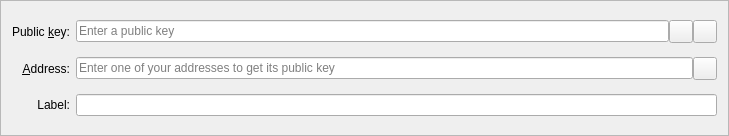
Before: the Qt Designer form src/qt/forms/multisigaddressentry.ui in bonpekao/bonpekao, drawn with Qt 5.
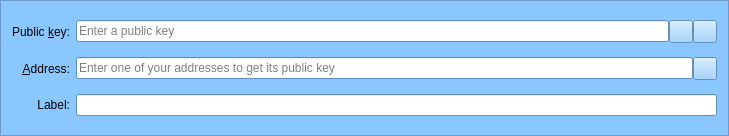
After: the same form once the commit is applied. Icons and pictures are not drawn. Custom widgets are drawn as their Qt base class.

Patch:
```diff
--- a/src/qt/forms/multisigaddressentry.ui
+++ b/src/qt/forms/multisigaddressentry.ui
@@ -10,6 +10,421 @@
     <height>136</height>
    </rect>
   </property>
+  <property name="palette">
+   <palette>
+    <active>
+     <colorrole role="WindowText">
+      <brush brushstyle="SolidPattern">
+       <color alpha="255">
+        <red>0</red>
+        <green>0</green>
+        <blue>0</blue>
+       </color>
+      </brush>
+     </colorrole>
+     <colorrole role="Button">
+      <brush brushstyle="SolidPattern">
+       <color alpha="255">
+        <red>138</red>
+        <green>199</green>
+        <blue>255</blue>
+       </color>
+      </brush>
+     </colorrole>
+     <colorrole role="Light">
+      <brush brushstyle="SolidPattern">
+       <color alpha="255">
+        <red>255</red>
+        <green>255</green>
+        <blue>255</blue>
+       </color>
+      </brush>
+     </colorrole>
+     <colorrole role="Midlight">
+      <brush brushstyle="SolidPattern">
+       <color alpha="255">
+        <red>196</red>
+        <green>227</green>
+        <blue>255</blue>
+       </color>
+      </brush>
+     </colorrole>
+     <colorrole role="Dark">
+      <brush brushstyle="SolidPattern">
+       <color alpha="255">
+        <red>69</red>
+        <green>99</green>
+        <blue>127</blue>
+       </color>
+      </brush>
+     </colorrole>
+     <colorrole role="Mid">
+      <brush brushstyle="SolidPattern">
+       <color alpha="255">
+        <red>92</red>
+        <green>133</green>
+        <blue>170</blue>
+       </color>
+      </brush>
+     </colorrole>
+     <colorrole role="Text">
+      <brush brushstyle="SolidPattern">
+       <color alpha="255">
+        <red>0</red>
+        <green>0</green>
+        <blue>0</blue>
+       </color>
+      </brush>
+     </colorrole>
+     <colorrole role="BrightText">
+      <brush brushstyle="SolidPattern">
+       <color alpha="255">
+        <red>255</red>
+        <green>255</green>
+        <blue>255</blue>
+       </color>
+      </brush>
+     </colorrole>
+     <colorrole role="ButtonText">
+      <brush brushstyle="SolidPattern">
+       <color alpha="255">
+        <red>0</red>
+        <green>0</green>
+        <blue>0</blue>
+       </color>
+      </brush>
+     </colorrole>
+     <colorrole role="Base">
+      <brush brushstyle="SolidPattern">
+       <color alpha="255">
+        <red>255</red>
+        <green>255</green>
+        <blue>255</blue>
+       </color>
+      </brush>
+     </colorrole>
+     <colorrole role="Window">
+      <brush brushstyle="SolidPattern">
+       <color alpha="255">
+        <red>138</red>
+        <green>199</green>
+        <blue>255</blue>
+       </color>
+      </brush>
+     </colorrole>
+     <colorrole role="Shadow">
+      <brush brushstyle="SolidPattern">
+       <color alpha="255">
+        <red>0</red>
+        <green>0</green>
+        <blue>0</blue>
+       </color>
+      </brush>
+     </colorrole>
+     <colorrole role="AlternateBase">
+      <brush brushstyle="SolidPattern">
+       <color alpha="255">
+        <red>196</red>
+        <green>227</green>
+        <blue>255</blue>
+       </color>
+      </brush>
+     </colorrole>
+     <colorrole role="ToolTipBase">
+      <brush brushstyle="SolidPattern">
+       <color alpha="255">
+        <red>255</red>
+        <green>255</green>
+        <blue>220</blue>
+       </color>
+      </brush>
+     </colorrole>
+     <colorrole role="ToolTipText">
+      <brush brushstyle="SolidPattern">
+       <color alpha="255">
+        <red>0</red>
+        <green>0</green>
+        <blue>0</blue>
+       </color>
+      </brush>
+     </colorrole>
+    </active>
+    <inactive>
+     <colorrole role="WindowText">
+      <brush brushstyle="SolidPattern">
+       <color alpha="255">
+        <red>0</red>
+        <green>0</green>
+        <blue>0</blue>
+       </color>
+      </brush>
+     </colorrole>
+     <colorrole role="Button">
+      <brush brushstyle="SolidPattern">
+       <color alpha="255">
+        <red>138</red>
+        <green>199</green>
+        <blue>255</blue>
+       </color>
+      </brush>
+     </colorrole>
+     <colorrole role="Light">
+      <brush brushstyle="SolidPattern">
+       <color alpha="255">
+        <red>255</red>
+        <green>255</green>
+        <blue>255</blue>
+       </color>
+      </brush>
+     </colorrole>
+     <colorrole role="Midlight">
+      <brush brushstyle="SolidPattern">
+       <color alpha="255">
+        <red>196</red>
+        <green>227</green>
+        <blue>255</blue>
+       </color>
+      </brush>
+     </colorrole>
+     <colorrole role="Dark">
+      <brush brushstyle="SolidPattern">
+       <color alpha="255">
+        <red>69</red>
+        <green>99</green>
+        <blue>127</blue>
+       </color>
+      </brush>
+     </colorrole>
+     <colorrole role="Mid">
+      <brush brushstyle="SolidPattern">
+       <color alpha="255">
+        <red>92</red>
+        <green>133</green>
+        <blue>170</blue>
+       </color>
+      </brush>
+     </colorrole>
+     <colorrole role="Text">
+      <brush brushstyle="SolidPattern">
+       <color alpha="255">
+        <red>0</red>
+        <green>0</green>
+        <blue>0</blue>
+       </color>
+      </brush>
+     </colorrole>
+     <colorrole role="BrightText">
+      <brush brushstyle="SolidPattern">
+       <color alpha="255">
+        <red>255</red>
+        <green>255</green>
+        <blue>255</blue>
+       </color>
+      </brush>
+     </colorrole>
+     <colorrole role="ButtonText">
+      <brush brushstyle="SolidPattern">
+       <color alpha="255">
+        <red>0</red>
+        <green>0</green>
+        <blue>0</blue>
+       </color>
+      </brush>
+     </colorrole>
+     <colorrole role="Base">
+      <brush brushstyle="SolidPattern">
+       <color alpha="255">
+        <red>255</red>
+        <green>255</green>
+        <blue>255</blue>
+       </color>
+      </brush>
+     </colorrole>
+     <colorrole role="Window">
+      <brush brushstyle="SolidPattern">
+       <color alpha="255">
+        <red>138</red>
+        <green>199</green>
+        <blue>255</blue>
+       </color>
+      </brush>
+     </colorrole>
+     <colorrole role="Shadow">
+      <brush brushstyle="SolidPattern">
+       <color alpha="255">
+        <red>0</red>
+        <green>0</green>
+        <blue>0</blue>
+       </color>
+      </brush>
+     </colorrole>
+     <colorrole role="AlternateBase">
+      <brush brushstyle="SolidPattern">
+       <color alpha="255">
+        <red>196</red>
+        <green>227</green>
+        <blue>255</blue>
+       </color>
+      </brush>
+     </colorrole>
+     <colorrole role="ToolTipBase">
+      <brush brushstyle="SolidPattern">
+       <color alpha="255">
+        <red>255</red>
+        <green>255</green>
+        <blue>220</blue>
+       </color>
+      </brush>
+     </colorrole>
+     <colorrole role="ToolTipText">
+      <brush brushstyle="SolidPattern">
+       <color alpha="255">
+        <red>0</red>
+        <green>0</green>
+        <blue>0</blue>
+       </color>
+      </brush>
+     </colorrole>
+    </inactive>
+    <disabled>
+     <colorrole role="WindowText">
+      <brush brushstyle="SolidPattern">
+       <color alpha="255">
+        <red>69</red>
+        <green>99</green>
+        <blue>127</blue>
+       </color>
+      </brush>
+     </colorrole>
+     <colorrole role="Button">
+      <brush brushstyle="SolidPattern">
+       <color alpha="255">
+        <red>138</red>
+        <green>199</green>
+        <blue>255</blue>
+       </color>
+      </brush>
+     </colorrole>
+     <colorrole role="Light">
+      <brush brushstyle="SolidPattern">
+       <color alpha="255">
+        <red>255</red>
+        <green>255</green>
+        <blue>255</blue>
+       </color>
+      </brush>
+     </colorrole>
+     <colorrole role="Midlight">
+      <brush brushstyle="SolidPattern">
+       <color alpha="255">
+        <red>196</red>
+        <green>227</green>
+        <blue>255</blue>
+       </color>
+      </brush>
+     </colorrole>
+     <colorrole role="Dark">
+      <brush brushstyle="SolidPattern">
+       <color alpha="255">
+        <red>69</red>
+        <green>99</green>
+        <blue>127</blue>
+       </color>
+      </brush>
+     </colorrole>
+     <colorrole role="Mid">
+      <brush brushstyle="SolidPattern">
+       <color alpha="255">
+        <red>92</red>
+        <green>133</green>
+        <blue>170</blue>
+       </color>
+      </brush>
+     </colorrole>
+     <colorrole role="Text">
+      <brush brushstyle="SolidPattern">
+       <color alpha="255">
+        <red>69</red>
+        <green>99</green>
+        <blue>127</blue>
+       </color>
+      </brush>
+     </colorrole>
+     <colorrole role="BrightText">
+      <brush brushstyle="SolidPattern">
+       <color alpha="255">
+        <red>255</red>
+        <green>255</green>
+        <blue>255</blue>
+       </color>
+      </brush>
+     </colorrole>
+     <colorrole role="ButtonText">
+      <brush brushstyle="SolidPattern">
+       <color alpha="255">
+        <red>69</red>
+        <green>99</green>
+        <blue>127</blue>
+       </color>
+      </brush>
+     </colorrole>
+     <colorrole role="Base">
+      <brush brushstyle="SolidPattern">
+       <color alpha="255">
+        <red>138</red>
+        <green>199</green>
+        <blue>255</blue>
+       </color>
+      </brush>
+     </colorrole>
+     <colorrole role="Window">
+      <brush brushstyle="SolidPattern">
+       <color alpha="255">
+        <red>138</red>
+        <green>199</green>
+        <blue>255</blue>
+       </color>
+      </brush>
+     </colorrole>
+     <colorrole role="Shadow">
+      <brush brushstyle="SolidPattern">
+       <color alpha="255">
+        <red>0</red>
+        <green>0</green>
+        <blue>0</blue>
+       </color>
+      </brush>
+     </colorrole>
+     <colorrole role="AlternateBase">
+      <brush brushstyle="SolidPattern">
+       <color alpha="255">
+        <red>138</red>
+        <green>199</green>
+        <blue>255</blue>
+       </color>
+      </brush>
+     </colorrole>
+     <colorrole role="ToolTipBase">
+      <brush brushstyle="SolidPattern">
+       <color alpha="255">
+        <red>255</red>
+        <green>255</green>
+        <blue>220</blue>
+       </color>
+      </brush>
+     </colorrole>
+     <colorrole role="ToolTipText">
+      <brush brushstyle="SolidPattern">
+       <color alpha="255">
+        <red>0</red>
+        <green>0</green>
+        <blue>0</blue>
+       </color>
+      </brush>
+     </colorrole>
+    </disabled>
+   </palette>
+  </property>
   <property name="windowTitle">
    <string>Form</string>
   </property>
```
Left out of the diff: 2 changed lines with no effect on the pictures.
